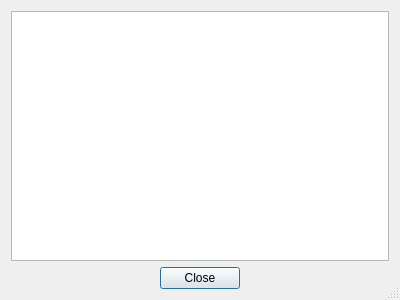
GCodeProjects/GCodeWorkShop, file src/serialportcfghelpdialog.ui: the form before one commit.
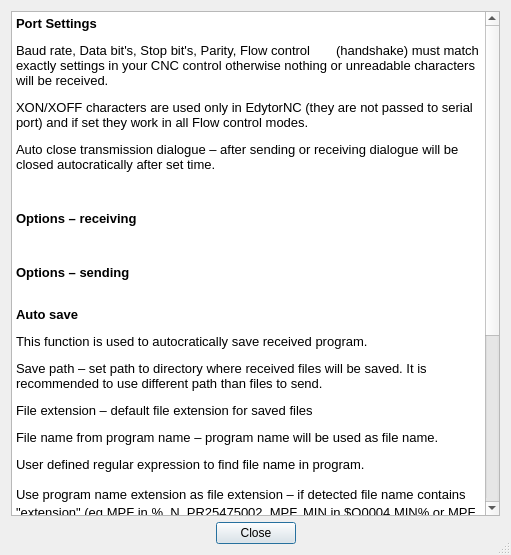
The form after the commit.

Patch:
```diff
--- a/src/serialportcfghelpdialog.ui
+++ b/src/serialportcfghelpdialog.ui
@@ -6,8 +6,8 @@
    <rect>
     <x>0</x>
     <y>0</y>
-    <width>400</width>
-    <height>300</height>
+    <width>511</width>
+    <height>555</height>
    </rect>
   </property>
   <property name="windowTitle">
@@ -18,7 +18,34 @@
   </property>
   <layout class="QVBoxLayout" name="verticalLayout">
    <item>
-    <widget class="QTextBrowser" name="textBrowser"/>
+    <widget class="QTextBrowser" name="textBrowser">
+     <property name="html">
+      <string>&lt;!DOCTYPE HTML PUBLIC &quot;-//W3C//DTD HTML 4.0//EN&quot; &quot;http://www.w3.org/TR/REC-html40/strict.dtd&quot;&gt;
+&lt;html&gt;&lt;head&gt;&lt;meta name=&quot;qrichtext&quot; content=&quot;1&quot; /&gt;&lt;style type=&quot;text/css&quot;&gt;
+p, li { white-space: pre-wrap; }
+&lt;/style&gt;&lt;/head&gt;&lt;body style=&quot; font-family:'Sans Serif'; font-size:10pt; font-weight:400; font-style:normal;&quot;&gt;
+&lt;p style=&quot; margin-top:0px; margin-bottom:0px; margin-left:0px; margin-right:0px; -qt-block-indent:0; text-indent:0px;&quot;&gt;&lt;span style=&quot; font-weight:600;&quot;&gt;Port Settings&lt;/span&gt; &lt;/p&gt;
+&lt;p style=&quot; margin-top:12px; margin-bottom:0px; margin-left:0px; margin-right:0px; -qt-block-indent:0; text-indent:0px; line-height:100%;&quot;&gt;Baud rate, Data bit's, Stop bit's, Parity, Flow control 	(handshake) must match exactly settings in your CNC control otherwise nothing or unreadable characters will be received. &lt;/p&gt;
+&lt;p style=&quot; margin-top:12px; margin-bottom:0px; margin-left:0px; margin-right:0px; -qt-block-indent:0; text-indent:0px; line-height:100%;&quot;&gt;XON/XOFF characters are used only in EdytorNC (they are not passed to serial port) and if set they work in all Flow control modes. &lt;/p&gt;
+&lt;p style=&quot; margin-top:12px; margin-bottom:0px; margin-left:0px; margin-right:0px; -qt-block-indent:0; text-indent:0px; line-height:100%;&quot;&gt;Auto close transmission dialogue – after sending or receiving dialogue will be closed autocratically after set time. &lt;/p&gt;
+&lt;p style=&quot;-qt-paragraph-type:empty; margin-top:12px; margin-bottom:0px; margin-left:0px; margin-right:0px; -qt-block-indent:0; text-indent:0px; line-height:100%;&quot;&gt;&lt;br /&gt;&lt;/p&gt;
+&lt;p style=&quot; margin-top:12px; margin-bottom:0px; margin-left:0px; margin-right:0px; -qt-block-indent:0; text-indent:0px; line-height:100%;&quot;&gt;&lt;span style=&quot; font-weight:600;&quot;&gt;Options – receiving&lt;/span&gt; &lt;/p&gt;
+&lt;p style=&quot;-qt-paragraph-type:empty; margin-top:12px; margin-bottom:0px; margin-left:0px; margin-right:0px; -qt-block-indent:0; text-indent:0px; line-height:100%;&quot;&gt;&lt;br /&gt;&lt;/p&gt;
+&lt;p style=&quot; margin-top:12px; margin-bottom:0px; margin-left:0px; margin-right:0px; -qt-block-indent:0; text-indent:0px; line-height:100%;&quot;&gt;&lt;span style=&quot; font-weight:600;&quot;&gt;Options – sending&lt;/span&gt; &lt;/p&gt;
+&lt;p style=&quot; margin-top:12px; margin-bottom:0px; margin-left:0px; margin-right:0px; -qt-block-indent:0; text-indent:0px; line-height:100%;&quot;&gt;&lt;br /&gt;&lt;span style=&quot; font-weight:600;&quot;&gt;Auto save&lt;/span&gt; &lt;/p&gt;
+&lt;p style=&quot; margin-top:12px; margin-bottom:0px; margin-left:0px; margin-right:0px; -qt-block-indent:0; text-indent:0px; line-height:100%;&quot;&gt;This function is used to autocratically save received program. &lt;/p&gt;
+&lt;p style=&quot; margin-top:12px; margin-bottom:0px; margin-left:0px; margin-right:0px; -qt-block-indent:0; text-indent:0px; line-height:100%;&quot;&gt;Save path – set path to directory where received files will be saved. It is recommended to use different path than files to send. &lt;/p&gt;
+&lt;p style=&quot; margin-top:12px; margin-bottom:0px; margin-left:0px; margin-right:0px; -qt-block-indent:0; text-indent:0px; line-height:100%;&quot;&gt;File extension – default file extension for saved files &lt;/p&gt;
+&lt;p style=&quot; margin-top:12px; margin-bottom:0px; margin-left:0px; margin-right:0px; -qt-block-indent:0; text-indent:0px; line-height:100%;&quot;&gt;File name from program name – program name will be used as file name. &lt;/p&gt;
+&lt;p style=&quot; margin-top:12px; margin-bottom:0px; margin-left:0px; margin-right:0px; -qt-block-indent:0; text-indent:0px; line-height:120%;&quot;&gt;User defined regular expression to find file name in program. &lt;/p&gt;
+&lt;p style=&quot; margin-top:12px; margin-bottom:0px; margin-left:0px; margin-right:0px; -qt-block-indent:0; text-indent:0px; line-height:120%;&quot;&gt;Use program name extension as file extension – if detected file name contains &amp;quot;extension&amp;quot; (eg MPF in %_N_PR25475002_MPF, MIN in $O0004.MIN% or MPF in %MPF456...) it will be used as extension of saved file. Setting &amp;quot;File extension&amp;quot; will be ignored. &lt;/p&gt;
+&lt;p style=&quot; margin-top:12px; margin-bottom:0px; margin-left:0px; margin-right:0px; -qt-block-indent:0; text-indent:0px; line-height:120%;&quot;&gt;Append extension at end – If detected file name contains &amp;quot;extension&amp;quot; (eg MPF in %_N_PR25475002_MPF, MIN in $O0004.MIN% or MPF in %MPF456...) it will be used as part of file name. At end of the file name after character '_' (eg O0004_MIN.nc). Selected file extension will be used. &lt;/p&gt;
+&lt;p style=&quot; margin-top:12px; margin-bottom:0px; margin-left:0px; margin-right:0px; -qt-block-indent:0; text-indent:0px; line-height:100%;&quot;&gt;Remove letters from file name – Letters in detected file name will be removed (only digits will be left). If in result file name becomes empty, version with letters will be used. &lt;/p&gt;
+&lt;p style=&quot;-qt-paragraph-type:empty; margin-top:12px; margin-bottom:0px; margin-left:0px; margin-right:0px; -qt-block-indent:0; text-indent:0px; line-height:100%;&quot;&gt;&lt;br /&gt;&lt;/p&gt;
+&lt;p style=&quot; margin-top:12px; margin-bottom:0px; margin-left:0px; margin-right:0px; -qt-block-indent:0; text-indent:0px; line-height:100%;&quot;&gt;&lt;span style=&quot; font-weight:600;&quot;&gt;File server&lt;/span&gt;&lt;/p&gt;
+&lt;p style=&quot;-qt-paragraph-type:empty; margin-top:12px; margin-bottom:0px; margin-left:0px; margin-right:0px; -qt-block-indent:0; text-indent:0px; line-height:100%; font-weight:600;&quot;&gt;&lt;br /&gt;&lt;/p&gt;&lt;/body&gt;&lt;/html&gt;</string>
+     </property>
+    </widget>
    </item>
    <item>
     <widget class="QDialogButtonBox" name="buttonBox">
```
Left out of the diff: 2 changed lines with no effect on the pictures.
